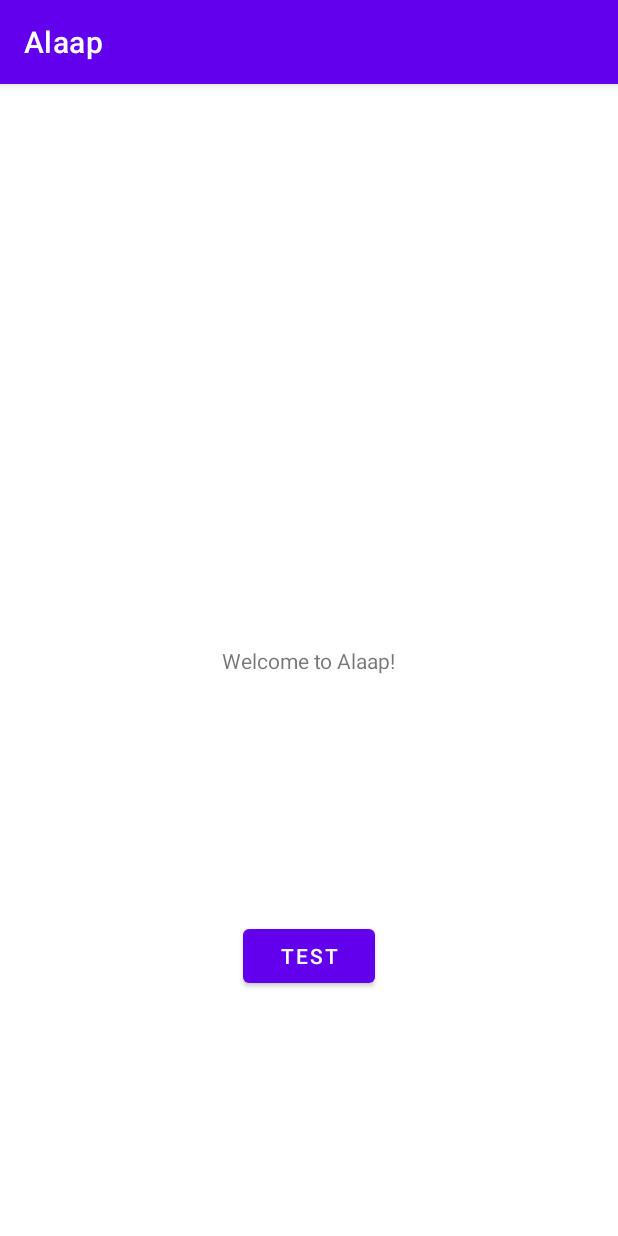
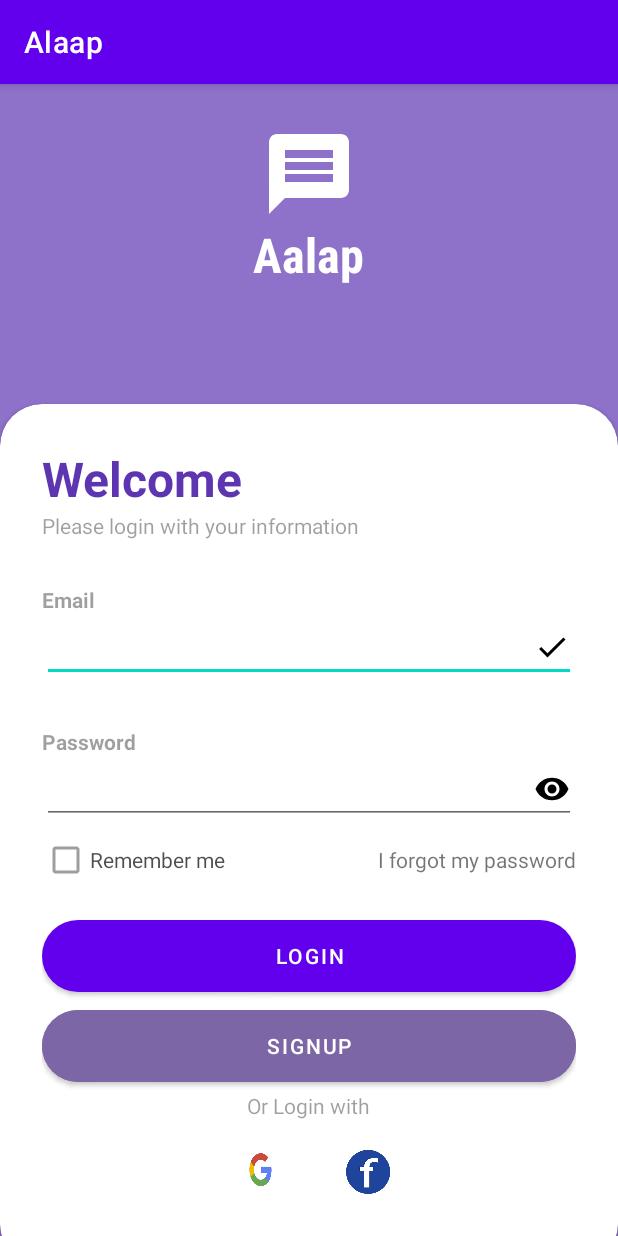
Before and after one commit to Topu646/System-Project--Alaap-a-chatting-application, an Android app: the screen it shows after launch (MainActivity before the commit, LoginActivity after it), on a phone screen of 412 x 824 dp. Run offline under Robolectric (Android 15) with nearby library versions, the phone set to English and light mode, and no system bars.

Commit message:
Splash screen and login page design done

```diff
--- a/app/build.gradle
+++ b/app/build.gradle
@@ -4,7 +4,7 @@ plugins {
 
 android {
     namespace 'com.example.alaap'
-    compileSdk 32
+    compileSdk 33
 
     defaultConfig {
         applicationId "com.example.alaap"
--- a/app/src/main/AndroidManifest.xml
+++ b/app/src/main/AndroidManifest.xml
@@ -13,7 +13,13 @@
         android:theme="@style/Theme.Alaap"
         tools:targetApi="31">
         <activity
+            android:name=".LoginActivity"
+            android:exported="false" />
+        <activity
             android:name=".MainActivity"
+            android:exported="false" />
+        <activity
+            android:name=".splash_screen"
             android:exported="true">
             <intent-filter>
                 <action android:name="android.intent.action.MAIN" />
--- a/app/src/main/java/com/example/alaap/MainActivity.java
+++ b/app/src/main/java/com/example/alaap/LoginActivity.java
@@ -3,17 +3,12 @@ package com.example.alaap;
 import androidx.appcompat.app.AppCompatActivity;
 
 import android.os.Bundle;
-import android.widget.Button;
 
-public class MainActivity extends AppCompatActivity {
+public class LoginActivity extends AppCompatActivity {
 
-    private Button button;
     @Override
     protected void onCreate(Bundle savedInstanceState) {
         super.onCreate(savedInstanceState);
-        setContentView(R.layout.activity_main);
-
-        button = findViewById(R.id.button);
-
+        setContentView(R.layout.activity_login);
     }
 }
--- /dev/null
+++ b/app/src/main/java/com/example/alaap/splash_screen.java
@@ -0,0 +1,25 @@
+package com.example.alaap;
+
+import androidx.appcompat.app.AppCompatActivity;
+
+import android.content.Intent;
+import android.os.Bundle;
+import android.os.Handler;
+
+public class splash_screen extends AppCompatActivity {
+
+    @Override
+    protected void onCreate(Bundle savedInstanceState) {
+        super.onCreate(savedInstanceState);
+        setContentView(R.layout.activity_splash_screen);
+
+        new Handler().postDelayed(new Runnable() {
+            @Override
+            public void run() {
+                // Start login activity
+                startActivity(new Intent(splash_screen.this, LoginActivity.class));
+                finish(); // Close the splash activity
+            }
+        }, 1500);
+    }
+}
--- /dev/null
+++ b/app/src/main/res/drawable/baseline_done_24.xml
@@ -0,0 +1,5 @@
+<vector android:height="24dp" android:tint="#000000"
+    android:viewportHeight="24" android:viewportWidth="24"
+    android:width="24dp" xmlns:android="http://schemas.android.com/apk/res/android">
+    <path android:fillColor="@android:color/white" android:pathData="M9,16.2L4.8,12l-1.4,1.4L9,19 21,7l-1.4,-1.4L9,16.2z"/>
+</vector>
--- /dev/null
+++ b/app/src/main/res/drawable/baseline_message_24.xml
@@ -0,0 +1,5 @@
+<vector android:autoMirrored="true" android:height="64dp"
+android:tint="#FFFFFF" android:viewportHeight="24"
+android:viewportWidth="24" android:width="64dp" xmlns:android="http://schemas.android.com/apk/res/android">
+<path android:fillColor="@android:color/white" android:pathData="M20,2L4,2c-1.1,0 -1.99,0.9 -1.99,2L2,22l4,-4h14c1.1,0 2,-0.9 2,-2L22,4c0,-1.1 -0.9,-2 -2,-2zM18,14L6,14v-2h12v2zM18,11L6,11L6,9h12v2zM18,8L6,8L6,6h12v2z"/>
+</vector>
--- /dev/null
+++ b/app/src/main/res/drawable/baseline_visibility_24.xml
@@ -0,0 +1,5 @@
+<vector android:height="24dp" android:tint="#000000"
+    android:viewportHeight="24" android:viewportWidth="24"
+    android:width="24dp" xmlns:android="http://schemas.android.com/apk/res/android">
+    <path android:fillColor="@android:color/white" android:pathData="M12,4.5C7,4.5 2.73,7.61 1,12c1.73,4.39 6,7.5 11,7.5s9.27,-3.11 11,-7.5c-1.73,-4.39 -6,-7.5 -11,-7.5zM12,17c-2.76,0 -5,-2.24 -5,-5s2.24,-5 5,-5 5,2.24 5,5 -2.24,5 -5,5zM12,9c-1.66,0 -3,1.34 -3,3s1.34,3 3,3 3,-1.34 3,-3 -1.34,-3 -3,-3z"/>
+</vector>
--- /dev/null
+++ b/app/src/main/res/layout/activity_login.xml
@@ -0,0 +1,174 @@
+<?xml version="1.0" encoding="utf-8"?>
+<RelativeLayout xmlns:android="http://schemas.android.com/apk/res/android"
+    xmlns:app="http://schemas.android.com/apk/res-auto"
+    xmlns:tools="http://schemas.android.com/tools"
+    android:layout_width="match_parent"
+    android:layout_height="match_parent"
+    tools:context=".LoginActivity">
+
+
+    <RelativeLayout
+        android:layout_width="match_parent"
+        android:layout_height="match_parent"
+        android:background="@color/my_primary"
+        android:alpha=".7"/>
+    <LinearLayout
+        android:layout_width="match_parent"
+        android:layout_height="wrap_content"
+        android:orientation="vertical"
+        android:gravity="center"
+        android:padding="28dp">
+
+        <ImageView
+            android:layout_width="wrap_content"
+            android:layout_height="wrap_content"
+            android:src="@drawable/baseline_message_24"/>
+
+        <TextView
+            android:layout_width="wrap_content"
+            android:layout_height="wrap_content"
+            android:text="Aalap"
+            android:textStyle="bold"
+            android:fontFamily="sans-serif-condensed-medium"
+            android:textSize="32sp"
+            android:textColor="@color/white"/>
+
+
+    </LinearLayout>
+
+    <androidx.cardview.widget.CardView
+        android:layout_width="match_parent"
+        android:layout_height="wrap_content"
+        android:layout_alignParentBottom="true"
+        app:cardCornerRadius="28dp"
+        android:layout_marginBottom="-20dp"
+        >
+
+        <LinearLayout
+            android:layout_width="match_parent"
+            android:layout_height="wrap_content"
+            android:orientation="vertical"
+            android:padding="28dp">
+
+            <TextView
+                android:layout_width="wrap_content"
+                android:layout_height="wrap_content"
+                android:text="Welcome"
+                android:textColor="@color/my_primary"
+                android:textSize="32sp"
+                android:textStyle="bold"/>
+
+            <TextView
+                android:layout_width="wrap_content"
+                android:layout_height="wrap_content"
+                android:text="Please login with your information"
+                android:alpha="0.7"/>
+
+            <View
+                android:layout_width="wrap_content"
+                android:layout_height="30dp"/>
+
+            <TextView
+                android:layout_width="wrap_content"
+                android:layout_height="wrap_content"
+                android:text="Email"
+                android:alpha="0.7"
+                android:textStyle="bold"/>
+
+            <EditText
+                android:id="@+id/email"
+                android:layout_width="match_parent"
+                android:layout_height="wrap_content"
+                android:inputType="textEmailAddress"
+                android:drawableEnd="@drawable/baseline_done_24"/>
+
+            <View
+                android:layout_width="wrap_content"
+                android:layout_height="30dp"/>
+
+            <TextView
+                android:layout_width="wrap_content"
+                android:layout_height="wrap_content"
+                android:text="Password"
+                android:alpha="0.7"
+                android:textStyle="bold"/>
+
+            <EditText
+                android:id="@+id/password"
+                android:layout_width="match_parent"
+                android:layout_height="wrap_content"
+                android:inputType="textPassword"
+                android:drawableEnd="@drawable/baseline_visibility_24"/>
+
+            <RelativeLayout
+                android:layout_width="match_parent"
+                android:layout_height="wrap_content">
+
+                <CheckBox
+                    android:layout_width="wrap_content"
+                    android:layout_height="wrap_content"
+                    android:text="Remember me"
+                    android:layout_centerVertical="true"
+                    android:alpha="0.7"/>
+                <TextView
+                    android:layout_width="wrap_content"
+                    android:layout_height="wrap_content"
+                    android:text="I forgot my password"
+                    android:layout_alignParentEnd="true"
+                    android:layout_centerVertical="true"/>
+
+            </RelativeLayout>
+
+            <View
+                android:layout_width="wrap_content"
+                android:layout_height="10dp"/>
+
+            <com.google.android.material.button.MaterialButton
+                android:id="@+id/loginbutton"
+                android:layout_width="match_parent"
+                android:layout_height="60dp"
+                android:text="Login"
+                app:cornerRadius="32dp"/>
+
+            <com.google.android.material.button.MaterialButton
+                android:id="@+id/signupbutton"
+                android:layout_width="match_parent"
+                android:layout_height="60dp"
+                android:text="SignUp"
+                app:cornerRadius="32dp"
+                android:backgroundTint="#7C66A5"
+                />
+            <TextView
+                android:layout_width="wrap_content"
+                android:layout_height="wrap_content"
+                android:text="Or Login with"
+                android:layout_gravity="center"
+                android:alpha="0.7"/>
+
+            <LinearLayout
+                android:layout_width="match_parent"
+                android:layout_height="wrap_content"
+                android:orientation="horizontal"
+                android:gravity="center">
+                <ImageView
+                    android:id="@+id/googleButton"
+                    android:layout_width="55dp"
+                    android:layout_height="45dp"
+                    android:layout_margin="12dp"
+                    android:background="@drawable/google_icon"/>
+
+                <ImageView
+                    android:layout_width="40dp"
+                    android:layout_height="40dp"
+                    android:layout_margin="12dp"
+                    android:background="@drawable/fb_icon"/>
+
+
+            </LinearLayout>
+
+        </LinearLayout>
+
+
+    </androidx.cardview.widget.CardView>
+
+</RelativeLayout>
--- a/app/src/main/res/layout/activity_main.xml
+++ /dev/null
@@ -1,29 +0,0 @@
-<?xml version="1.0" encoding="utf-8"?>
-<androidx.constraintlayout.widget.ConstraintLayout xmlns:android="http://schemas.android.com/apk/res/android"
-    xmlns:app="http://schemas.android.com/apk/res-auto"
-    xmlns:tools="http://schemas.android.com/tools"
-    android:layout_width="match_parent"
-    android:layout_height="match_parent"
-    tools:context=".MainActivity">
-
-    <TextView
-        android:id="@+id/textView"
-        android:layout_width="wrap_content"
-        android:layout_height="wrap_content"
-        android:text="Welcome to Alaap!"
-        app:layout_constraintBottom_toBottomOf="parent"
-        app:layout_constraintEnd_toEndOf="parent"
-        app:layout_constraintStart_toStartOf="parent"
-        app:layout_constraintTop_toTopOf="parent" />
-
-    <Button
-        android:id="@+id/button"
-        android:layout_width="wrap_content"
-        android:layout_height="wrap_content"
-        android:text="Test"
-        app:layout_constraintBottom_toBottomOf="parent"
-        app:layout_constraintEnd_toEndOf="parent"
-        app:layout_constraintStart_toStartOf="parent"
-        app:layout_constraintTop_toBottomOf="@+id/textView" />
-
-</androidx.constraintlayout.widget.ConstraintLayout>
--- /dev/null
+++ b/app/src/main/res/layout/activity_splash_screen.xml
@@ -0,0 +1,55 @@
+<?xml version="1.0" encoding="utf-8"?>
+<RelativeLayout xmlns:android="http://schemas.android.com/apk/res/android"
+    xmlns:app="http://schemas.android.com/apk/res-auto"
+    xmlns:tools="http://schemas.android.com/tools"
+    android:layout_width="match_parent"
+    android:layout_height="match_parent"
+    android:layout_weight="1"
+    tools:context=".splash_screen">
+
+
+    <RelativeLayout
+        android:layout_width="match_parent"
+        android:layout_height="match_parent"
+        android:background="@color/my_primary"
+        android:alpha=".7">
+
+        <ProgressBar
+            android:layout_width="wrap_content"
+            android:layout_height="wrap_content"
+            android:layout_alignParentStart="true"
+            android:layout_alignParentTop="true"
+            android:layout_alignParentEnd="true"
+            android:layout_alignParentBottom="true"
+            android:layout_marginStart="181dp"
+            android:layout_marginTop="584dp"
+            android:layout_marginEnd="182dp"
+            android:layout_marginBottom="99dp"
+            android:indeterminateTint="@color/white"
+            />
+    </RelativeLayout>
+
+    <LinearLayout
+        android:layout_width="match_parent"
+        android:layout_height="wrap_content"
+        android:orientation="vertical"
+        android:gravity="center"
+        android:layout_centerVertical="true"
+        android:padding="28dp">
+
+        <ImageView
+            android:layout_width="wrap_content"
+            android:layout_height="wrap_content"
+            android:src="@drawable/baseline_message_24"/>
+
+        <TextView
+            android:layout_width="wrap_content"
+            android:layout_height="wrap_content"
+            android:text="Aalap"
+            android:textStyle="bold"
+            android:fontFamily="sans-serif-condensed-medium"
+            android:textSize="32sp"
+            android:textColor="@color/white"/>
+    </LinearLayout>
+
+</RelativeLayout>
--- a/app/src/main/res/values/colors.xml
+++ b/app/src/main/res/values/colors.xml
@@ -7,4 +7,14 @@
     <color name="teal_700">#FF018786</color>
     <color name="black">#FF000000</color>
     <color name="white">#FFFFFFFF</color>
+
+
+    <color name="my_primary">#5E35B1</color>
+    <color name="my_secondary">#673AB7</color>
+
+    <color name="input_background">#ECECEC</color>
+    <color name="icon_background">#20FFFFFF</color>
+    <color name="error">#B00020</color>
+    <color name="received_message_background">#090D16</color>
+    <color name="secondary_text">#9E9D9D</color>
 </resources>
```
Also changed, not shown: app/src/main/res/drawable/fb_icon.png (added), app/src/main/res/drawable/google_icon.png (added), app/src/main/res/drawable/img.png (added), app/src/main/res/drawable/img_1.png (added).
